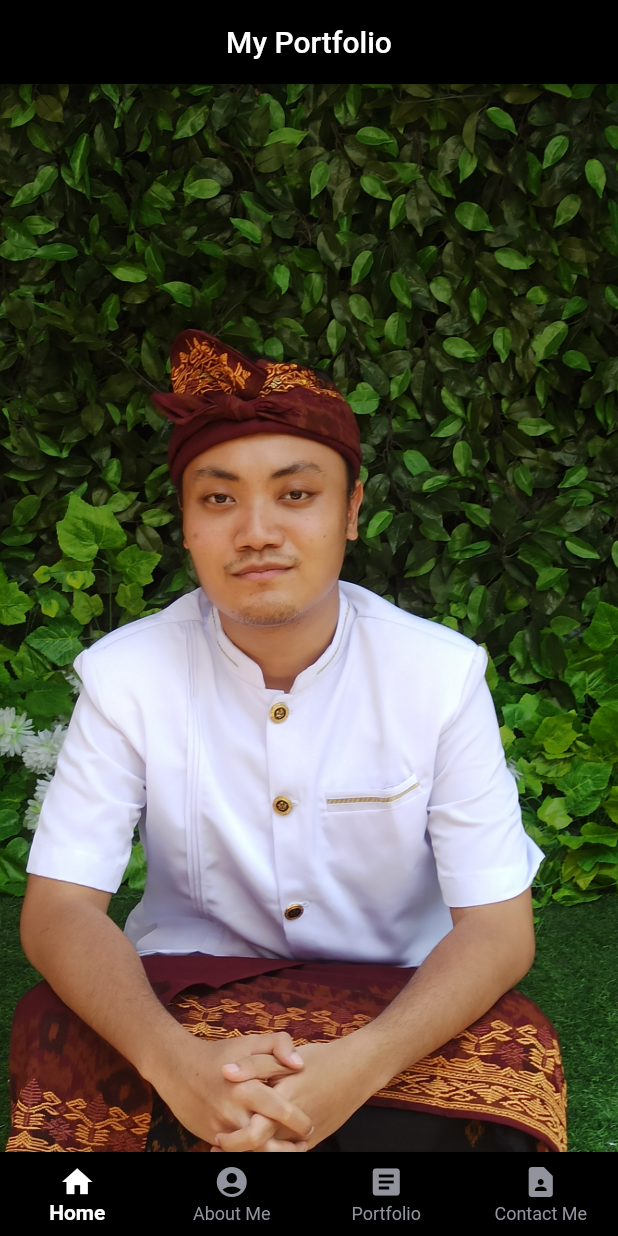
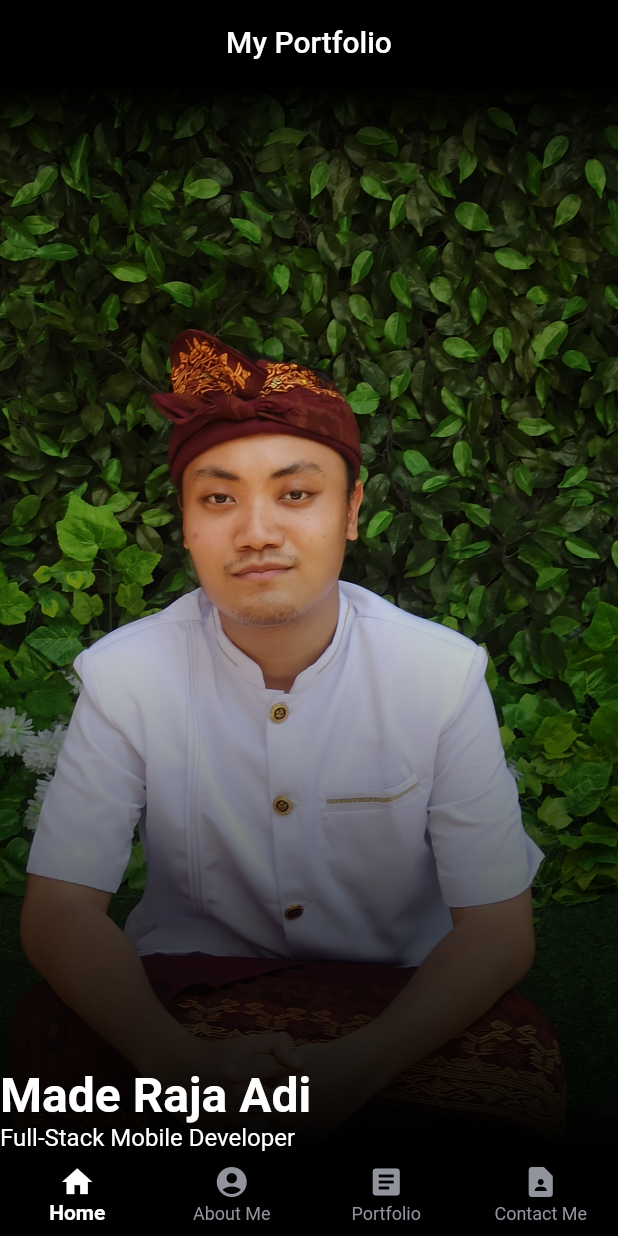
Before and after one commit to Dema09/Curriculum-Vitae-Project, a Flutter app: the screen it shows after launch, on a phone screen of 412 x 824 dp. Run offline on Flutter 3.47's test engine with Material 2 defaults, Android fonts, the light colour scheme and no system bars; our stand-ins replace hexcolor, url_launcher_web; missing offline and left inert: avatar_view; Roboto replaces fonts that are missing (Castoro, roadgeek-2000-series-em).

Commit message:
rework welcome page

```diff
--- a/lib/home_screen/welcome_page.dart
+++ b/lib/home_screen/welcome_page.dart
@@ -1,10 +1,10 @@
 
+import 'dart:ui';
+
+import 'package:dummy_project_for_exercise/widget/test_widget.dart';
 import 'package:flutter/material.dart';
 
 class WelcomePage extends StatefulWidget{
-
-  Color whiteColor = Colors.white;
-  String firaSans = 'FiraSansCondensed-Regular';
 
   @override
   _WelcomePage createState() => _WelcomePage();
@@ -12,6 +12,10 @@ class WelcomePage extends StatefulWidget{
 }
 
 class _WelcomePage extends State<WelcomePage>{
+
+  Color whiteColor = Colors.white;
+  String roadgeekFont = 'roadgeek-2000-series-em';
+
   @override
   Widget build(BuildContext context) {
     // TODO: implement build
@@ -19,12 +23,31 @@ class _WelcomePage extends State<WelcomePage>{
       child: Stack(
         children: [
           Container(
+            foregroundDecoration: BoxDecoration(
+                gradient: LinearGradient(
+                    colors: [Colors.black, Colors.transparent, Colors.transparent, Colors.black],
+                    begin: Alignment.topCenter,
+                    end: Alignment.bottomCenter,
+                    stops: [0, 0.1, 0.4, 1]
+                ),
+          ),
         child: Image.asset(
             'assets/images/Foto_Semi_Formal.jpg',
             fit: BoxFit.cover,
             height: double.infinity,
             width: double.infinity,
+        )
       ),
+          Container(
+            color: Colors.transparent,
+            child: Column(
+              mainAxisAlignment: MainAxisAlignment.end,
+              crossAxisAlignment: CrossAxisAlignment.start,
+              children: [
+                TextWidget(text: 'Made Raja Adi', fontFamily: roadgeekFont, fontSize: 32, fontColor: whiteColor, fontWeight: FontWeight.bold),
+                TextWidget(text: 'Full-Stack Mobile Developer', fontFamily: roadgeekFont, fontSize: 16, fontColor: whiteColor)
+              ],
+            )
           ),
         ],
       )
--- /dev/null
+++ b/lib/widget/test_widget.dart
@@ -0,0 +1,29 @@
+import 'package:flutter/material.dart';
+
+class TextWidget extends StatelessWidget{
+  String? text;
+  String? fontFamily;
+  double? fontSize;
+  Color? fontColor;
+  FontWeight? fontWeight;
+
+
+  TextWidget({this.text, this.fontFamily, this.fontSize, this.fontColor, this.fontWeight});
+
+  @override
+  Widget build(BuildContext context) {
+    // TODO: implement build
+    return Container(
+      child: Text(
+        text!,
+        style: TextStyle(
+          fontFamily: fontFamily,
+          fontSize: fontSize,
+          color: fontColor,
+          fontWeight: fontWeight
+        )
+      )
+    );
+  }
+
+}
```
Also changed, not shown: pubspec.yaml (+2 -7 lines), fonts/roadgeek-2000-series-em.ttf (added), 1 other file. Lines whose indentation alone changed are shown as unchanged.
